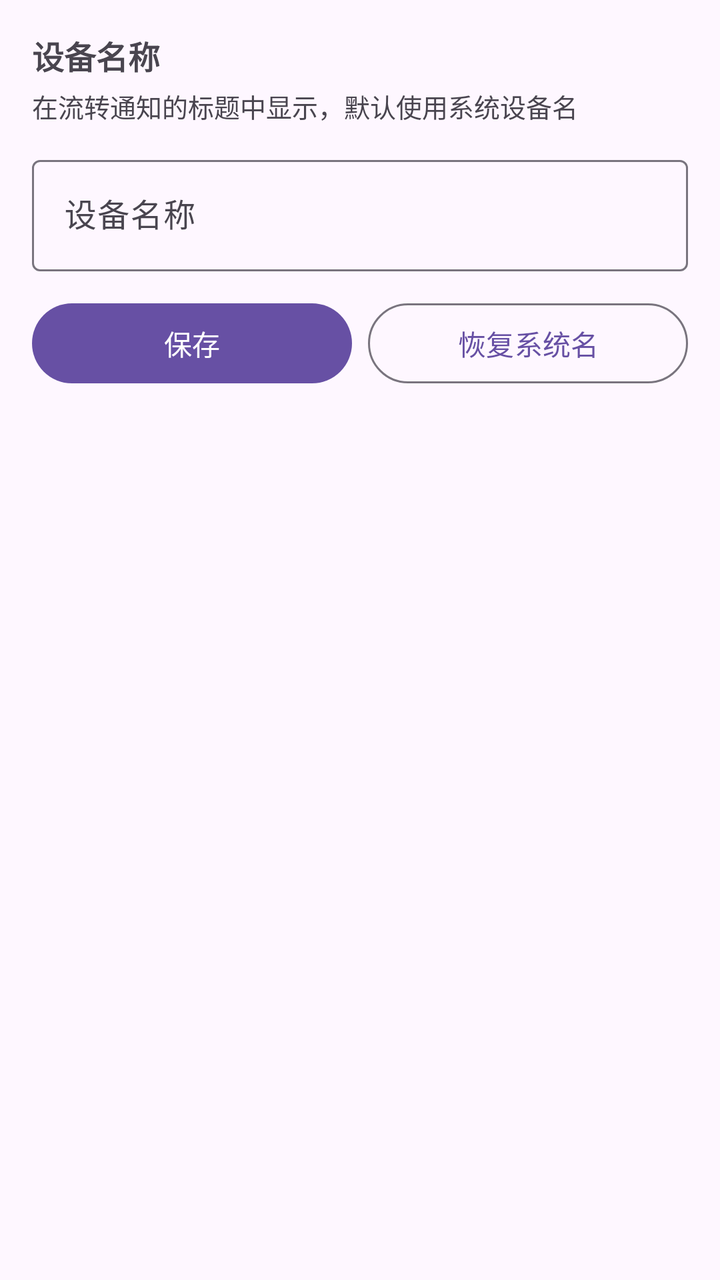
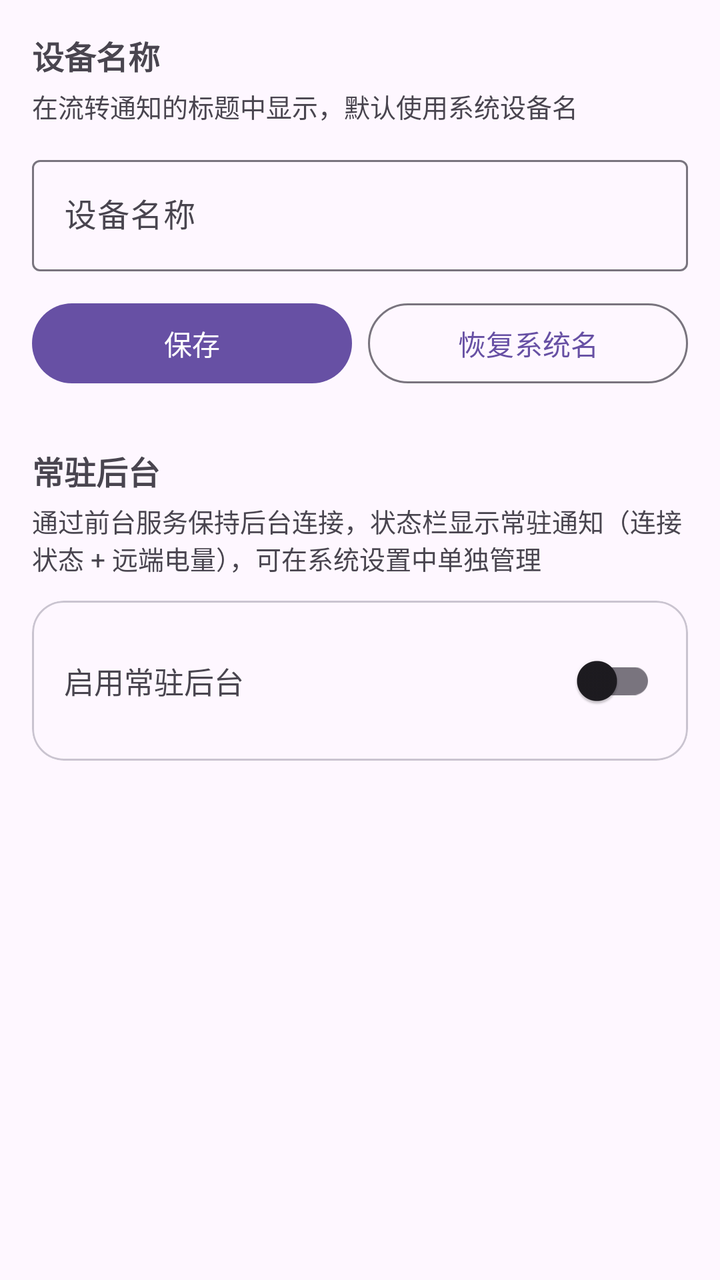

Screens rendered from an Android XML layout before and after an edit, with the pre-edit source and the edit as a unified diff.
<!-- AndroidManifest.xml: application theme Theme.NotifRelay -->
<!-- res/layout/fragment_settings.xml -->
<?xml version="1.0" encoding="utf-8"?>
<ScrollView xmlns:android="http://schemas.android.com/apk/res/android"
    xmlns:app="http://schemas.android.com/apk/res-auto"
    android:layout_width="match_parent"
    android:layout_height="match_parent">

    <LinearLayout
        android:layout_width="match_parent"
        android:layout_height="wrap_content"
        android:orientation="vertical"
        android:padding="16dp">

        <TextView
            android:layout_width="match_parent"
            android:layout_height="wrap_content"
            android:text="设备名称"
            android:textSize="16sp"
            android:textStyle="bold" />

        <TextView
            android:layout_width="match_parent"
            android:layout_height="wrap_content"
            android:layout_marginTop="4dp"
            android:text="在流转通知的标题中显示，默认使用系统设备名"
            android:textSize="13sp" />

        <com.google.android.material.textfield.TextInputLayout
            style="@style/Widget.Material3.TextInputLayout.OutlinedBox"
            android:layout_width="match_parent"
            android:layout_height="wrap_content"
            android:layout_marginTop="12dp"
            android:hint="设备名称">

            <com.google.android.material.textfield.TextInputEditText
                android:id="@+id/et_device_name"
                android:layout_width="match_parent"
                android:layout_height="wrap_content"
                android:inputType="text"
                android:maxLines="1" />
        </com.google.android.material.textfield.TextInputLayout>

        <LinearLayout
            android:layout_width="match_parent"
            android:layout_height="wrap_content"
            android:layout_marginTop="12dp"
            android:orientation="horizontal">

            <com.google.android.material.button.MaterialButton
                android:id="@+id/btn_save_name"
                android:layout_width="0dp"
                android:layout_height="wrap_content"
                android:layout_weight="1"
                android:text="保存" />

            <com.google.android.material.button.MaterialButton
                android:id="@+id/btn_reset_name"
                style="@style/Widget.Material3.Button.OutlinedButton"
                android:layout_width="0dp"
                android:layout_height="wrap_content"
                android:layout_marginStart="8dp"
                android:layout_weight="1"
                android:text="恢复系统名" />
        </LinearLayout>

    </LinearLayout>

</ScrollView>
<!-- resources referenced by this layout -->
<resources>
  <style name="Theme.NotifRelay" parent="Theme.Material3.DayNight.NoActionBar" />
</resources>

<!-- the commit's change to res/layout/fragment_settings.xml (unified diff, before → after) -->
@@ -62,6 +62,49 @@
                 android:text="恢复系统名" />
         </LinearLayout>
 
+        <TextView
+            android:layout_width="match_parent"
+            android:layout_height="wrap_content"
+            android:layout_marginTop="28dp"
+            android:text="常驻后台"
+            android:textSize="16sp"
+            android:textStyle="bold" />
+
+        <TextView
+            android:layout_width="match_parent"
+            android:layout_height="wrap_content"
+            android:layout_marginTop="4dp"
+            android:text="通过前台服务保持后台连接，状态栏显示常驻通知（连接状态 + 远端电量），可在系统设置中单独管理"
+            android:textSize="13sp" />
+
+        <com.google.android.material.card.MaterialCardView
+            android:layout_width="match_parent"
+            android:layout_height="wrap_content"
+            android:layout_marginTop="12dp"
+            app:cardCornerRadius="16dp"
+            app:cardElevation="0dp">
+
+            <LinearLayout
+                android:layout_width="match_parent"
+                android:layout_height="wrap_content"
+                android:gravity="center_vertical"
+                android:orientation="horizontal"
+                android:padding="16dp">
+
+                <TextView
+                    android:layout_width="0dp"
+                    android:layout_height="wrap_content"
+                    android:layout_weight="1"
+                    android:text="启用常驻后台"
+                    android:textSize="15sp" />
+
+                <com.google.android.material.switchmaterial.SwitchMaterial
+                    android:id="@+id/switch_foreground"
+                    android:layout_width="wrap_content"
+                    android:layout_height="wrap_content" />
+            </LinearLayout>
+        </com.google.android.material.card.MaterialCardView>
+
     </LinearLayout>
 
 </ScrollView>
